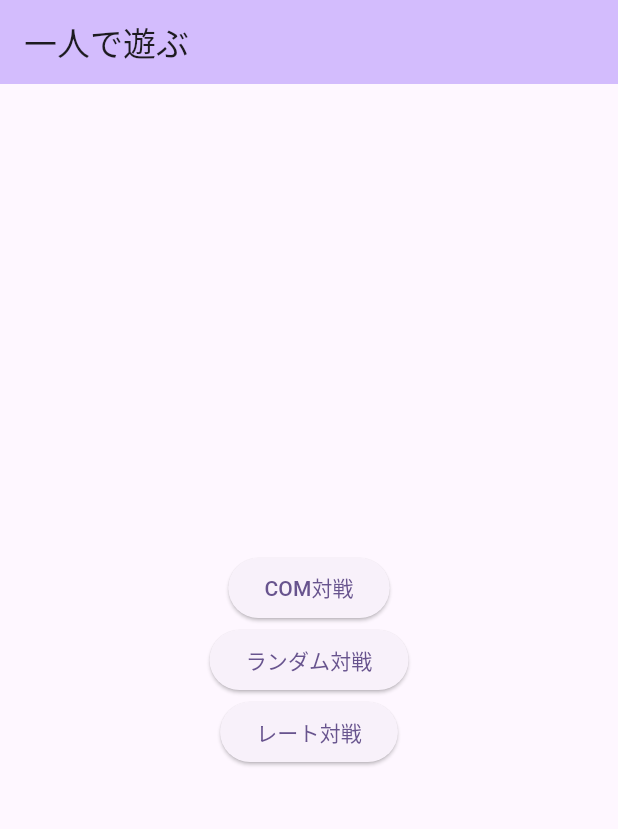
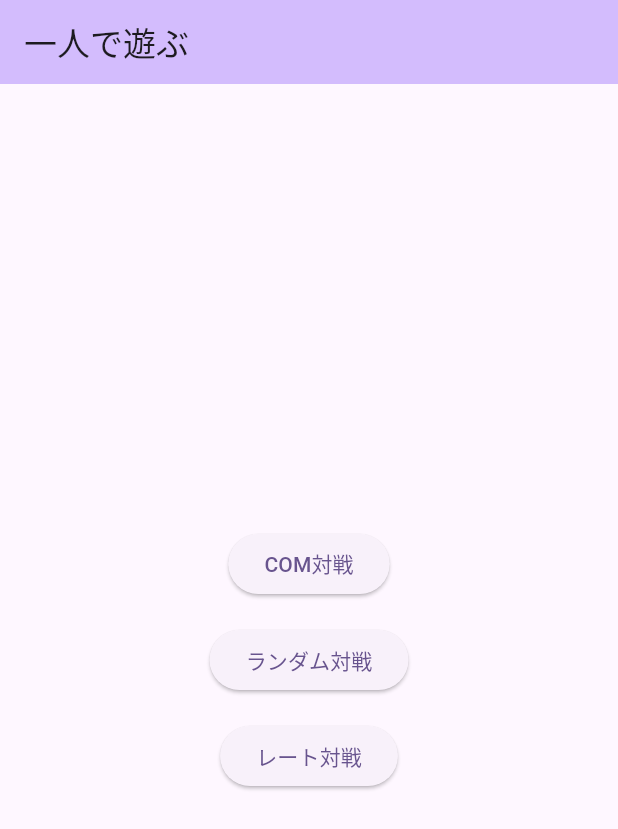
Before and after one commit to shimon3636/test_app1, a Flutter app: the PlayGame1 screen opened by its route, on a phone screen of 412 x 824 dp. Shown: the top 829 px of the screen. Run offline on Flutter 3.47's test engine with Material 3 defaults, Android fonts, the phone set to English and light mode, and no system bars; our stand-ins replace audioplayers, go_router.

Commit message:
管理観点からmodels,screens,utilsフォルダを作成、移動

```diff
--- /dev/null
+++ b/lib/models/card.dart
@@ -0,0 +1,6 @@
+class PlayingCard {
+  final String suit;
+  final int rank;
+
+  PlayingCard({required this.suit, required this.rank});
+}
--- a/lib/play_game1.dart
+++ /dev/null
@@ -1,41 +0,0 @@
-import 'package:flutter/material.dart';
-import 'package:go_router/go_router.dart';
-import 'battle_com.dart';
-
-class PlayGame1 extends StatefulWidget {
-  const PlayGame1({super.key});
-  static const path = '/play_game1';
-  @override
-  State<PlayGame1> createState() => _PlayGame1();
-}
-
-class _PlayGame1 extends State<PlayGame1> {
-  @override
-  Widget build(BuildContext context) {
-    return Scaffold(
-      appBar: AppBar(
-        backgroundColor: Theme.of(context).colorScheme.inversePrimary,
-        title: const Text('一人で遊ぶ'),
-      ),
-      body: Center(
-        child: Column(
-          mainAxisAlignment: MainAxisAlignment.center,
-          children: [
-            ElevatedButton(
-              onPressed: () => GoRouter.of(context).push(BattleCom.path),
-              child: const Text('COM対戦'),
-            ),
-            ElevatedButton(
-              onPressed: () => GoRouter.of(context).pop(),
-              child: const Text('ランダム対戦'),
-            ),
-            ElevatedButton(
-              onPressed: () => GoRouter.of(context).pop(),
-              child: const Text('レート対戦'),
-            ),
-          ],
-        ),
-      ),
-    );
-  }
-}
--- a/lib/page1.dart
+++ b/lib/screens/page1.dart
@@ -1,7 +1,7 @@
 import 'package:flutter/material.dart';
 import 'package:go_router/go_router.dart';
 import 'package:audioplayers/audioplayers.dart';
-import 'package:test_app1/play_game_all.dart';
+import 'package:test_app1/screens/play_game_all.dart';
 import 'dart:math';
 import 'page3.dart';
 import 'play_game1.dart';
--- /dev/null
+++ b/lib/screens/play_game1.dart
@@ -0,0 +1,46 @@
+import 'package:flutter/material.dart';
+import 'package:go_router/go_router.dart';
+import 'battle_com.dart';
+
+class PlayGame1 extends StatelessWidget {
+  const PlayGame1({super.key});
+  static const path = '/play_game1';
+
+  @override
+  Widget build(BuildContext context) {
+    return Scaffold(
+      appBar: AppBar(
+        backgroundColor: Theme.of(context).colorScheme.inversePrimary,
+        title: const Text('一人で遊ぶ'),
+      ),
+      body: Center(
+        child: Column(
+          mainAxisAlignment: MainAxisAlignment.center,
+          children: [
+            Padding(
+              padding: const EdgeInsets.all(8.0),
+              child: ElevatedButton(
+                onPressed: () => GoRouter.of(context).push(BattleCom.path),
+                child: const Text('COM対戦'),
+              ),
+            ),
+            Padding(
+              padding: const EdgeInsets.all(8.0),
+              child: ElevatedButton(
+                onPressed: () => GoRouter.of(context).pop(),
+                child: const Text('ランダム対戦'),
+              ),
+            ),
+            Padding(
+              padding: const EdgeInsets.all(8.0),
+              child: ElevatedButton(
+                onPressed: () => GoRouter.of(context).pop(),
+                child: const Text('レート対戦'),
+              ),
+            ),
+          ],
+        ),
+      ),
+    );
+  }
+}
```
Also changed, not shown: lib/router.dart (+5 -5 lines), lib/utils/decks.dart (added, +19 -0 lines), lib/screens/battle_com.dart (renamed from lib/battle_com.dart), lib/screens/page3.dart (renamed from lib/page3.dart), lib/screens/play_game_all.dart (renamed from lib/play_game_all.dart).
